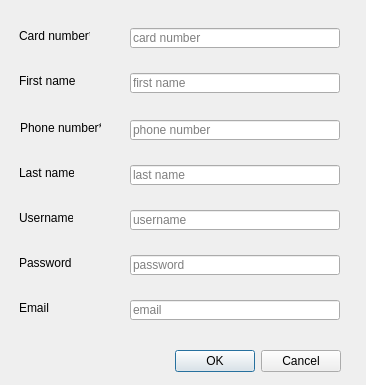
First picture: the form in ui/add_user.ui, repository TarasRudnyk/Students_health_records, before the edit.
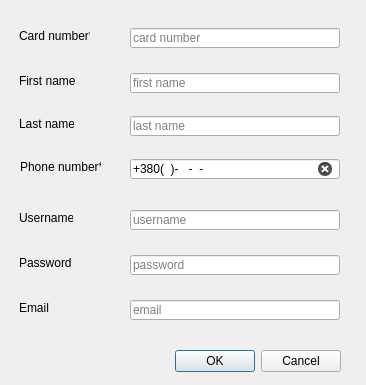
Second picture: the form after the edit. Icons and pictures are not drawn.

Commit message: Form add user.

Patch:
```diff
--- a/ui/add_user.ui
+++ b/ui/add_user.ui
@@ -100,7 +100,7 @@
    <property name="geometry">
     <rect>
      <x>19</x>
-     <y>165</y>
+     <y>116</y>
      <width>55</width>
      <height>16</height>
     </rect>
@@ -113,7 +113,7 @@
    <property name="geometry">
     <rect>
      <x>130</x>
-     <y>165</y>
+     <y>116</y>
      <width>210</width>
      <height>20</height>
     </rect>
@@ -241,11 +241,14 @@
    <property name="geometry">
     <rect>
      <x>130</x>
-     <y>120</y>
+     <y>159</y>
      <width>210</width>
      <height>20</height>
     </rect>
    </property>
+   <property name="inputMask">
+    <string>+38\0(00)-000-00-00</string>
+   </property>
    <property name="maxLength">
     <number>28</number>
    </property>
@@ -260,7 +263,7 @@
    <property name="geometry">
     <rect>
      <x>20</x>
-     <y>120</y>
+     <y>159</y>
      <width>81</width>
      <height>16</height>
     </rect>
@@ -272,7 +275,7 @@
   <widget class="QLabel" name="card_number_error">
    <property name="geometry">
     <rect>
-     <x>130</x>
+     <x>131</x>
      <y>47</y>
      <width>210</width>
      <height>13</height>
@@ -285,7 +288,7 @@
   <widget class="QLabel" name="first_name_error">
    <property name="geometry">
     <rect>
-     <x>130</x>
+     <x>131</x>
      <y>91</y>
      <width>210</width>
      <height>13</height>
@@ -298,8 +301,8 @@
   <widget class="QLabel" name="phone_number_error_2">
    <property name="geometry">
     <rect>
-     <x>130</x>
-     <y>139</y>
+     <x>131</x>
+     <y>180</y>
      <width>210</width>
      <height>13</height>
     </rect>
@@ -311,8 +314,8 @@
   <widget class="QLabel" name="last_name_error">
    <property name="geometry">
     <rect>
-     <x>130</x>
-     <y>185</y>
+     <x>131</x>
+     <y>135</y>
      <width>210</width>
      <height>13</height>
     </rect>
@@ -324,7 +327,7 @@
   <widget class="QLabel" name="username_error">
    <property name="geometry">
     <rect>
-     <x>130</x>
+     <x>131</x>
      <y>230</y>
      <width>210</width>
      <height>13</height>
@@ -337,7 +340,7 @@
   <widget class="QLabel" name="password_error">
    <property name="geometry">
     <rect>
-     <x>130</x>
+     <x>131</x>
      <y>273</y>
      <width>210</width>
      <height>13</height>
@@ -350,7 +353,7 @@
   <widget class="QLabel" name="email_error">
    <property name="geometry">
     <rect>
-     <x>130</x>
+     <x>131</x>
      <y>320</y>
      <width>210</width>
      <height>13</height>
```
Left out of the diff: 29 changed lines with no effect on the pictures. The commit also changes 3 other files.
